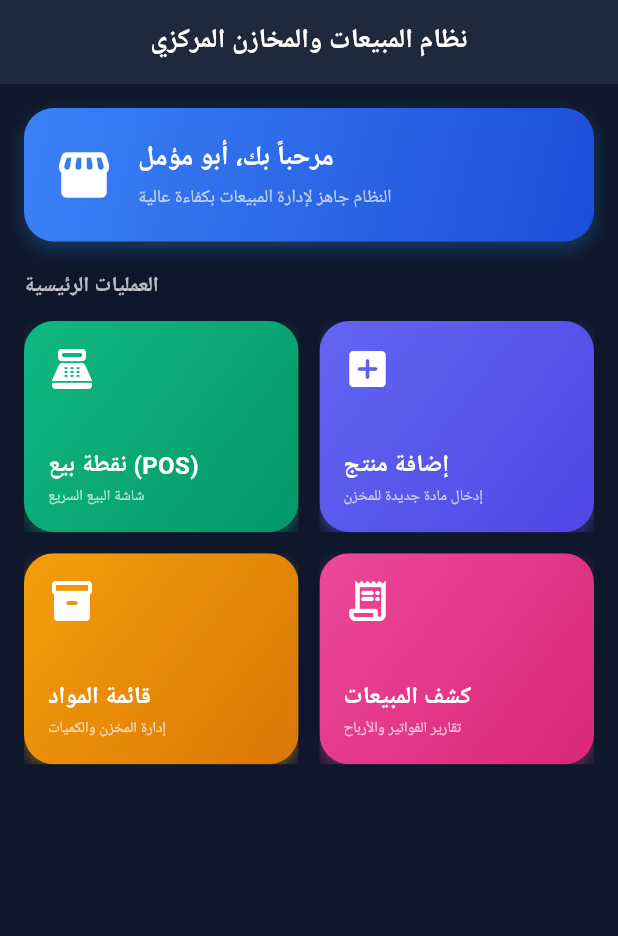
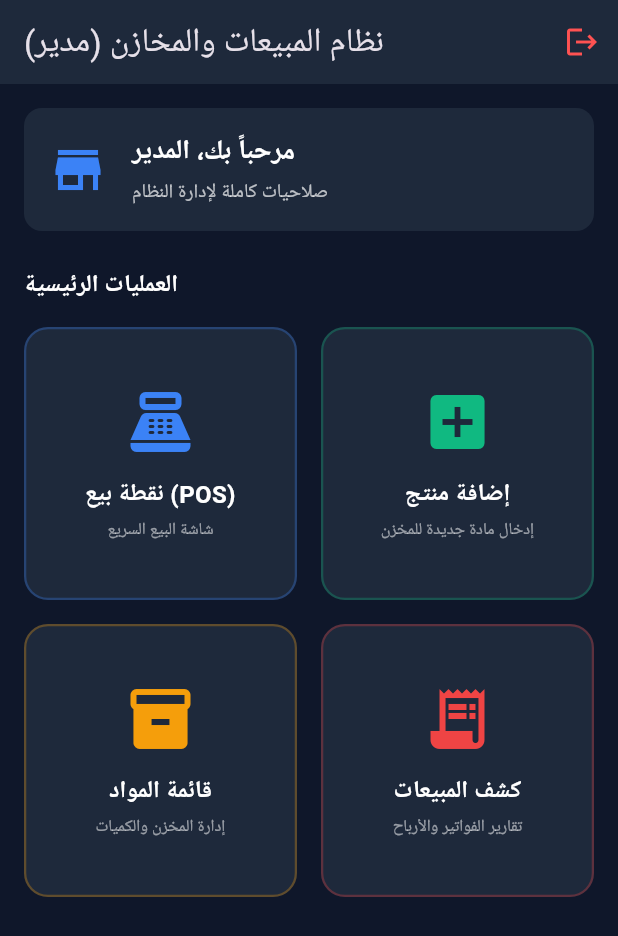
Before and after one commit to huzt99/abo-amuli, a Flutter app: the DashboardScreen screen opened directly, on a phone screen of 412 x 824 dp. Shown: the top 936 px of the screen. Run offline on Flutter 3.47's test engine with Material 3 defaults, Android fonts, the light colour scheme and no system bars; our stand-ins replace permission_handler, shared_preferences, sqflite; missing offline and left inert: mobile_scanner; accounts and stored records are empty.

Commit message:
Refactor DashboardScreen to use username and role
Refactor DashboardScreen to accept username and role as parameters. Update UI elements to reflect the user's role and username.

```diff
--- a/lib/screens/dashboard_screen.dart
+++ b/lib/screens/dashboard_screen.dart
@@ -5,123 +5,136 @@ import 'product_list_screen.dart';
 import 'sales_report_screen.dart';
 
 class DashboardScreen extends StatelessWidget {
-  const DashboardScreen({super.key});
+  final String username;
+  final String role; // 'admin' أو 'cashier'
+
+  const DashboardScreen({
+    super.key,
+    this.username = 'المدير',
+    this.role = 'admin',
+  });
 
   @override
   Widget build(BuildContext context) {
     return Scaffold(
-      backgroundColor: const Color(0xFF0F172A), // خلفية داكنة فخمة (Dark Modern Theme)
+      backgroundColor: const Color(0xFF0F172A),
       appBar: AppBar(
-        title: const Text(
-          'نظام المبيعات والمخازن المركزي',
-          style: TextStyle(fontWeight: FontWeight.bold, fontSize: 18, color: Colors.white),
+        title: Text('نظام المبيعات والمخازن (${role == 'admin' ? 'مدير' : 'كاشير'})'),
+        backgroundColor: const Color(0xFF1E293B),
+        automaticallyImplyLeading: false,
+        actions: [
+          IconButton(
+            icon: const Icon(Icons.logout, color: Colors.redAccent),
+            onPressed: () {
+              // العودة لتسجيل الدخول أو الخروج
+              Navigator.pop(context);
+            },
+            tooltip: 'خروج',
           ),
-        centerTitle: true,
-        backgroundColor: const Color(0xFF1E293B),
-        elevation: 0,
-        iconTheme: const IconThemeData(color: Colors.white),
+        ],
       ),
       body: Padding(
         padding: const EdgeInsets.all(16.0),
         child: Column(
           crossAxisAlignment: CrossAxisAlignment.start,
           children: [
-            // بطاقة ترحيبية علوية فخمة
             Container(
-              padding: const EdgeInsets.all(20),
+              padding: const EdgeInsets.all(16),
               decoration: BoxDecoration(
-                gradient: const LinearGradient(
-                  colors: [Color(0xFF3B82F6), Color(0xFF1D4ED8)],
-                  begin: Alignment.topLeft,
-                  end: Alignment.bottomRight,
+                color: const Color(0xFF1E293B),
+                borderRadius: BorderRadius.circular(12),
               ),
-                borderRadius: BorderRadius.circular(20),
-                boxShadow: [
-                  BoxShadow(
-                    color: Colors.blue.withOpacity(0.3),
-                    blurRadius: 10,
-                    offset: const Offset(0, 5),
-                  ),
-                ],
-              ),
-              child: const Row(
+              child: Row(
                 children: [
-                  Icon(Icons.storefront_rounded, size: 40, color: Colors.white),
-                  SizedBox(width: 16),
+                  const Icon(Icons.store, size: 40, color: Color(0xFF3B82F6)),
+                  const SizedBox(width: 16),
                   Column(
                     crossAxisAlignment: CrossAxisAlignment.start,
                     children: [
                       Text(
-                        'مرحباً بك، أبو مؤمل',
-                        style: TextStyle(color: Colors.white, fontSize: 18, fontWeight: FontWeight.bold),
+                        'مرحباً بك، $username',
+                        style: const TextStyle(color: Colors.white, fontSize: 18, fontWeight: FontWeight.bold),
                       ),
-                      SizedBox(height: 4),
+                      const SizedBox(height: 4),
                       Text(
-                        'النظام جاهز لإدارة المبيعات بكفاءة عالية',
-                        style: TextStyle(color: Colors.white70, fontSize: 12),
+                        role == 'admin' ? 'صلاحيات كاملة لإدارة النظام' : 'صلاحيات مخصصة للبيع السريع فقط',
+                        style: const TextStyle(color: Colors.white70, fontSize: 13),
                       ),
                     ],
                   ),
                 ],
               ),
             ),
-            const SizedBox(height: 20),
+            const SizedBox(height: 24),
             const Text(
               'العمليات الرئيسية',
-              style: TextStyle(color: Colors.white70, fontSize: 14, fontWeight: FontWeight.bold),
+              style: TextStyle(color: Colors.white, fontSize: 16, fontWeight: FontWeight.bold),
             ),
-            const SizedBox(height: 12),
-            // شبكة الأزرار الاحترافية
+            const SizedBox(height: 16),
             Expanded(
               child: GridView.count(
-                crossAxisCount: 2, // عمودين بتصميم واسع وبارز يملأ العين
-                crossAxisSpacing: 14,
-                mainAxisSpacing: 14,
-                childAspectRatio: 1.3,
+                crossAxisCount: 2,
+                crossAxisSpacing: 16,
+                mainAxisSpacing: 16,
                 children: [
-                  _buildProCard(
+                  // نقطة البيع (متاحة للجميع)
+                  _buildMenuCard(
                     context,
                     title: 'نقطة بيع (POS)',
                     subtitle: 'شاشة البيع السريع',
-                    icon: Icons.point_of_sale_rounded,
-                    gradient: const [Color(0xFF10B981), Color(0xFF059669)],
-                    onTap: () => Navigator.push(
+                    icon: Icons.point_of_sale,
+                    color: const Color(0xFF3B82F6),
+                    onTap: () {
+                      Navigator.push(
                         context,
                         MaterialPageRoute(builder: (context) => const PosScreen()),
+                      );
+                    },
                   ),
-                  ),
-                  _buildProCard(
+
+                  // إضافة منتج (للمدير فقط أو مع صلاحية)
+                  _buildMenuCard(
                     context,
                     title: 'إضافة منتج',
                     subtitle: 'إدخال مادة جديدة للمخزن',
-                    icon: Icons.add_box_rounded,
-                    gradient: const [Color(0xFF6366F1), Color(0xFF4F46E5)],
-                    onTap: () => Navigator.push(
+                    icon: Icons.add_box,
+                    color: const Color(0xFF10B981),
+                    onTap: () {
+                      Navigator.push(
                         context,
                         MaterialPageRoute(builder: (context) => const AddProductScreen()),
+                      );
+                    },
                   ),
-                  ),
-                  _buildProCard(
+
+                  // قائمة المواد (المخزن والكميات)
+                  _buildMenuCard(
                     context,
                     title: 'قائمة المواد',
                     subtitle: 'إدارة المخزن والكميات',
-                    icon: Icons.inventory_2_rounded,
-                    gradient: const [Color(0xFFF59E0B), Color(0xFFD97706)],
-                    onTap: () => Navigator.push(
+                    icon: Icons.inventory_2,
+                    color: const Color(0xFFF59E0B),
+                    onTap: () {
+                      Navigator.push(
                         context,
                         MaterialPageRoute(builder: (context) => const ProductListScreen()),
+                      );
+                    },
                   ),
-                  ),
-                  _buildProCard(
+
+                  // كشف المبيعات (التقارير والأرباح - محمية أو مخصصة)
+                  _buildMenuCard(
                     context,
                     title: 'كشف المبيعات',
                     subtitle: 'تقارير الفواتير والأرباح',
-                    icon: Icons.receipt_long_rounded,
-                    gradient: const [Color(0xFFEC4899), Color(0xFFDB2777)],
-                    onTap: () => Navigator.push(
+                    icon: Icons.receipt_long,
+                    color: const Color(0xFFEF4444),
+                    onTap: () {
+                      Navigator.push(
                         context,
                         MaterialPageRoute(builder: (context) => const SalesReportScreen()),
-                    ),
+                      );
+                    },
                   ),
                 ],
               ),
@@ -132,64 +145,41 @@ class DashboardScreen extends StatelessWidget {
     );
   }
 
-  Widget _buildProCard(
+  Widget _buildMenuCard(
     BuildContext context, {
     required String title,
     required String subtitle,
     required IconData icon,
-    required List<Color> gradient,
-    VoidCallback? onTap,
+    required Color color,
+    required VoidCallback onTap,
   }) {
-    return Material(
-      color: Colors.transparent,
-      child: InkWell(
+    return InkWell(
       onTap: onTap,
-        borderRadius: BorderRadius.circular(20),
-        child: Ink(
+      borderRadius: BorderRadius.circular(16),
+      child: Container(
         decoration: BoxDecoration(
-            gradient: LinearGradient(
-              colors: gradient,
-              begin: Alignment.topLeft,
-              end: Alignment.bottomRight,
+          color: const Color(0xFF1E293B),
+          borderRadius: BorderRadius.circular(16),
+          border: Border.all(color: color.withOpacity(0.3), width: 1.5),
         ),
-            borderRadius: BorderRadius.circular(20),
-            boxShadow: [
-              BoxShadow(
-                color: gradient.first.withOpacity(0.4),
-                blurRadius: 8,
-                offset: const Offset(0, 4),
+        padding: const EdgeInsets.all(16),
+        child: Column(
+          mainAxisAlignment: MainAxisAlignment.center,
+          children: [
+            Icon(icon, size: 48, color: color),
+            const SizedBox(height: 12),
+            Text(
+              title,
+              style: const TextStyle(color: Colors.white, fontSize: 16, fontWeight: FontWeight.bold),
+              textAlign: TextAlign.center,
+            ),
+            const SizedBox(height: 4),
+            Text(
+              subtitle,
+              style: const TextStyle(color: Colors.white54, fontSize: 11),
+              textAlign: TextAlign.center,
             ),
           ],
-          ),
-          child: Padding(
-            padding: const EdgeInsets.all(16.0),
-            child: Column(
-              crossAxisAlignment: CrossAxisAlignment.start,
-              mainAxisAlignment: MainAxisAlignment.center,
-              children: [
-                Icon(icon, size: 32, color: Colors.white),
-                const Spacer(),
-                Text(
-                  title,
-                  style: const TextStyle(
-                    color: Colors.white,
-                    fontSize: 16,
-                    fontWeight: FontWeight.bold,
-                  ),
-                ),
-                const SizedBox(height: 2),
-                Text(
-                  subtitle,
-                  style: const TextStyle(
-                    color: Colors.white70,
-                    fontSize: 10,
-                  ),
-                  maxLines: 1,
-                  overflow: TextOverflow.ellipsis,
-                ),
-              ],
-            ),
-          ),
         ),
       ),
     );
```
Lines whose indentation alone changed are shown as unchanged.
